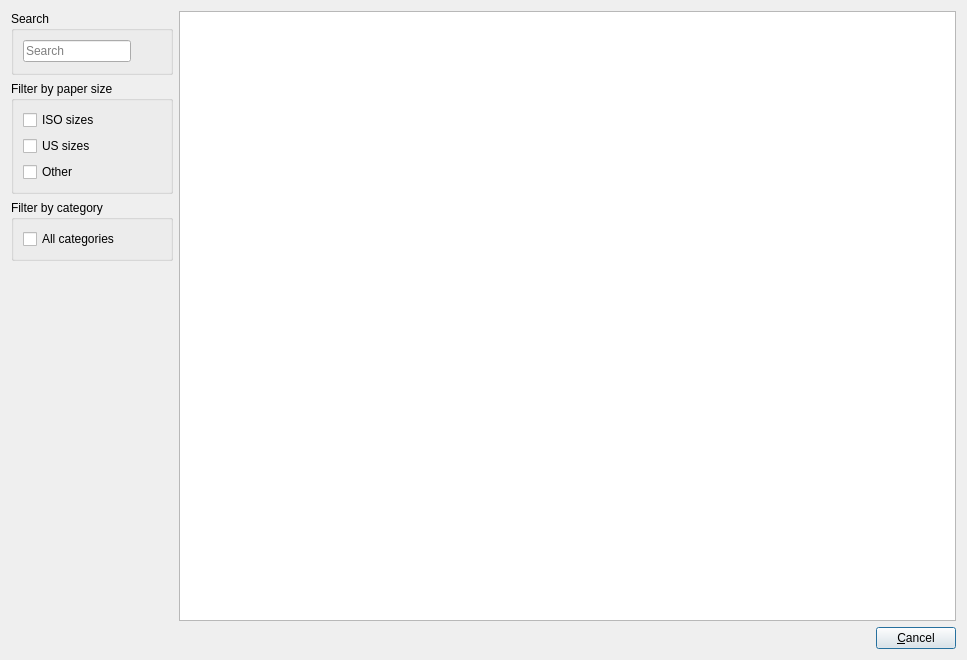
Old version of the form glabels/ui/SelectProductDialog.ui in the repository jimevins/glabels-qt.
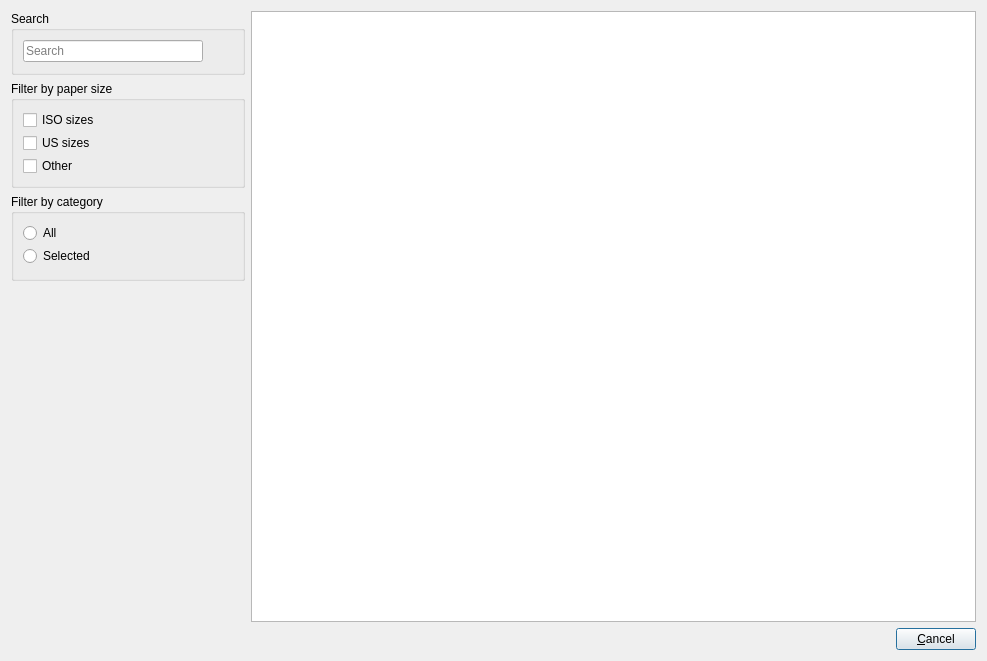
New version of the form. Icons and pictures are not drawn. Custom widgets are drawn as their Qt base class.

Commit message: Improved design of category selection in SelectProductDialog.

Patch:
```diff
--- a/glabels/ui/SelectProductDialog.ui
+++ b/glabels/ui/SelectProductDialog.ui
@@ -6,8 +6,8 @@
    <rect>
     <x>0</x>
     <y>0</y>
-    <width>967</width>
-    <height>660</height>
+    <width>987</width>
+    <height>661</height>
    </rect>
   </property>
   <property name="windowTitle">
@@ -34,6 +34,12 @@
                 <verstretch>0</verstretch>
                </sizepolicy>
               </property>
+              <property name="minimumSize">
+               <size>
+                <width>180</width>
+                <height>0</height>
+               </size>
+              </property>
               <property name="placeholderText">
                <string>Search</string>
               </property>
@@ -94,6 +100,9 @@
             <bool>false</bool>
            </property>
            <layout class="QVBoxLayout" name="verticalLayout_5">
+            <property name="spacing">
+             <number>3</number>
+            </property>
             <item>
              <widget class="QCheckBox" name="pageSizeIsoCheck">
               <property name="text">
@@ -123,23 +132,45 @@
            <property name="title">
             <string>Filter by category</string>
            </property>
-           <layout class="QGridLayout" name="gridLayout">
-            <item row="1" column="0" rowspan="2">
-             <layout class="QVBoxLayout" name="categoriesLayout">
-              <item>
-               <widget class="QCheckBox" name="anyCategoryCheck">
-                <property name="font">
-                 <font>
-                  <weight>50</weight>
-                  <bold>false</bold>
-                 </font>
-                </property>
-                <property name="text">
-                 <string>All categories</string>
-                </property>
-               </widget>
-              </item>
-             </layout>
+           <layout class="QVBoxLayout" name="verticalLayout_4">
+            <property name="spacing">
+             <number>3</number>
+            </property>
+            <item>
+             <widget class="QRadioButton" name="allCategoriesRadio">
+              <property name="text">
+               <string>All</string>
+              </property>
+             </widget>
+            </item>
+            <item>
+             <widget class="QRadioButton" name="selectedCategoriesRadio">
+              <property name="text">
+               <string>Selected</string>
+              </property>
+             </widget>
+            </item>
+            <item>
+             <widget class="QWidget" name="categoriesCheckContainer" native="true">
+              <layout class="QGridLayout" name="gridLayout">
+               <property name="margin">
+                <number>0</number>
+               </property>
+               <property name="spacing">
+                <number>0</number>
+               </property>
+               <item row="0" column="0">
+                <layout class="QVBoxLayout" name="categoriesLayout">
+                 <property name="spacing">
+                  <number>3</number>
+                 </property>
+                 <property name="leftMargin">
+                  <number>20</number>
+                 </property>
+                </layout>
+               </item>
+              </layout>
+             </widget>
             </item>
            </layout>
           </widget>
```
Left out of the diff: 30 changed lines with no effect on the pictures. The commit also changes 2 other files.
